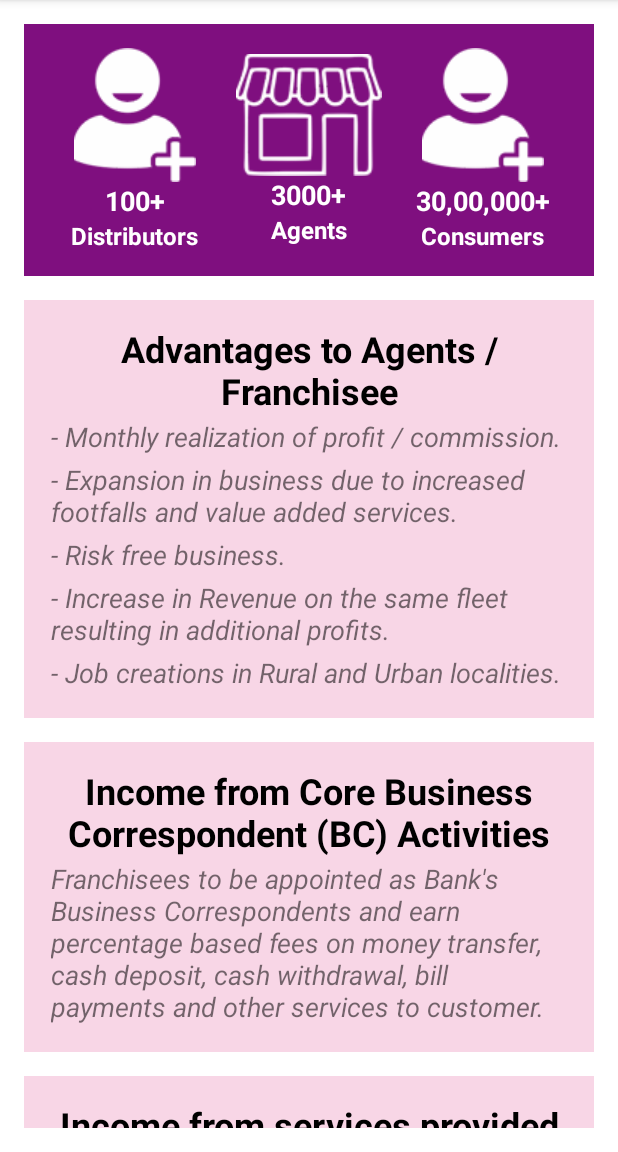
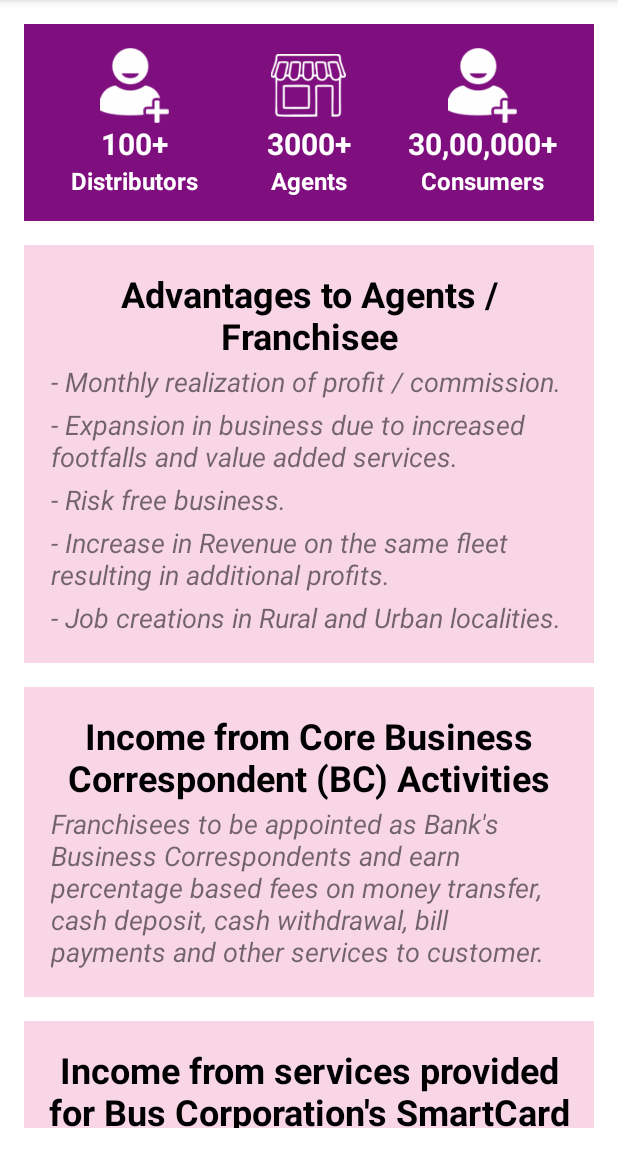
Before and after one commit to vamsheekrishna/rokad, an Android app: the HomeFragment screen opened directly, with no data from a screen before it, on a phone screen of 412 x 824 dp, the part 84-1236 px from its top. Run offline under Robolectric (Android 15) with nearby library versions, the phone set to English and light mode, and no system bars.

Commit message:
decrease the image font

```diff
--- a/app/src/main/res/layout/fragment_home.xml
+++ b/app/src/main/res/layout/fragment_home.xml
@@ -4,9 +4,7 @@
     xmlns:tools="http://schemas.android.com/tools"
     android:layout_width="match_parent"
     android:layout_height="match_parent"
-    android:layout_margin="16dp"
-    app:layout_behavior="com.google.android.material.appbar.AppBarLayout$ScrollingViewBehavior"
-    tools:showIn="@layout/app_bar_main">
+    android:layout_margin="16dp">
 
     <LinearLayout
         android:layout_width="match_parent"
@@ -28,13 +26,13 @@
                 android:layout_height="match_parent">
                 <ImageView
                     android:src="@drawable/new_users"
-                    android:layout_width="wrap_content"
-                    android:layout_height="wrap_content"/>
+                    android:layout_width="50dp"
+                    android:layout_height="50dp"/>
                 <TextView
                     android:textColor="@color/white"
                     android:text="100+"
                     android:textStyle="bold"
-                    android:textSize="18sp"
+                    android:textSize="20sp"
                     android:layout_width="wrap_content"
                     android:layout_height="wrap_content"/>
                 <TextView
@@ -53,13 +51,13 @@
                 android:layout_height="match_parent">
                 <ImageView
                     android:src="@drawable/agents"
-                    android:layout_width="wrap_content"
-                    android:layout_height="wrap_content"/>
+                    android:layout_width="50dp"
+                    android:layout_height="50dp"/>
                 <TextView
                     android:textColor="@color/white"
                     android:text="3000+"
                     android:textStyle="bold"
-                    android:textSize="18sp"
+                    android:textSize="20sp"
                     android:layout_width="wrap_content"
                     android:layout_height="wrap_content"/>
                 <TextView
@@ -78,13 +76,13 @@
                 android:layout_height="match_parent">
                 <ImageView
                     android:src="@drawable/new_users"
-                    android:layout_width="wrap_content"
-                    android:layout_height="wrap_content"/>
+                    android:layout_width="50dp"
+                    android:layout_height="50dp"/>
                 <TextView
                     android:textColor="@color/white"
                     android:text="30,00,000+"
                     android:textStyle="bold"
-                    android:textSize="18sp"
+                    android:textSize="20sp"
                     android:layout_width="wrap_content"
                     android:layout_height="wrap_content"/>
                 <TextView
```
